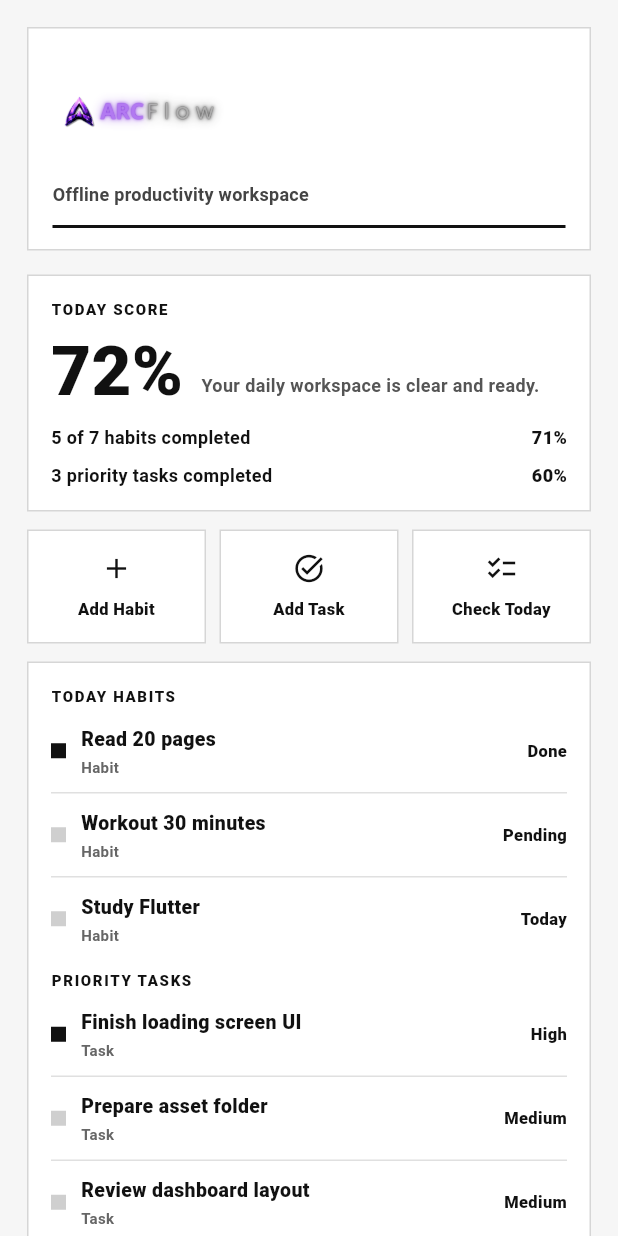
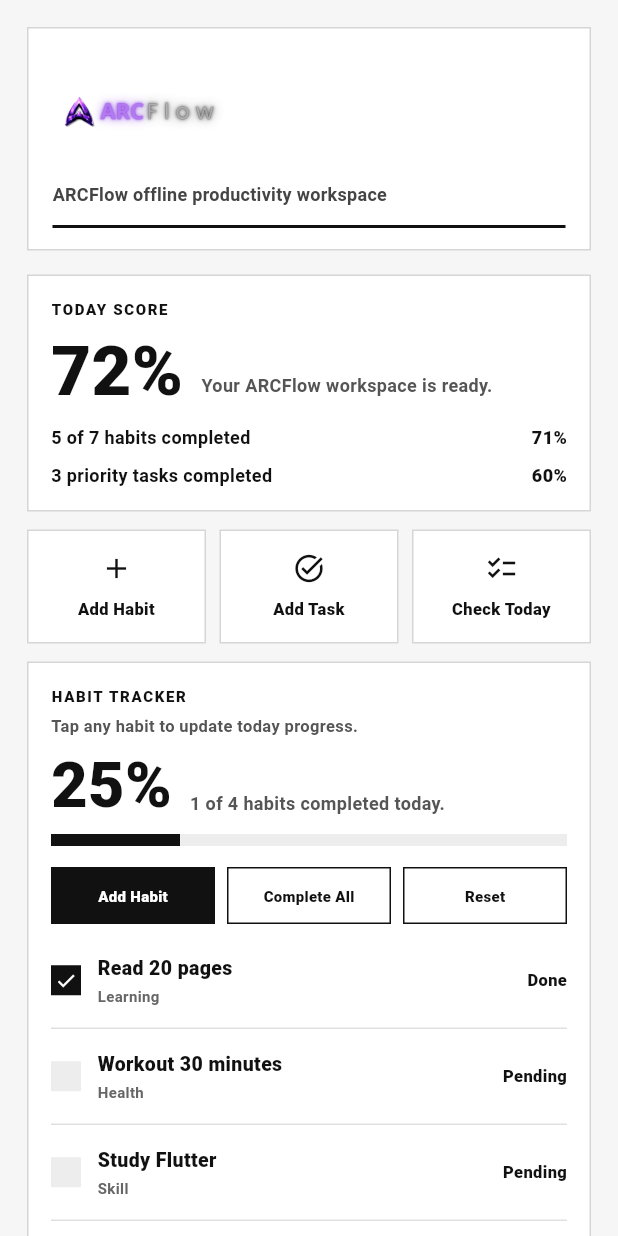
Before and after one commit to GblessSHN-boop/arcflow-mobile-app-vibe-coding-v1, a Flutter app: the HomeDashboardScreen screen opened directly, on a phone screen of 412 x 824 dp. Run offline on Flutter 3.47's test engine with Material 3 defaults, Android fonts, the phone set to English and light mode, and no system bars; our stand-ins replace video_player.

Commit message:
feat(habit-tracker): add ARCFlow habit tracker checkpoint version 1.2.0
Version: 1.2.0

EN: Add the first Habit Tracker checkpoint to ARCFlow. This update introduces the habit tracker panel, daily habit checklist, progress display, Add Habit control, Complete All control, Reset control, improved ARCFlow label, and cleaner dashboard structure.

ID: Menambahkan checkpoint pertama Habit Tracker ke ARCFlow. Pembaruan ini memperkenalkan panel habit tracker, checklist habit harian, tampilan progress, kontrol Add Habit, kontrol Complete All, kontrol Reset, label ARCFlow yang diperbaiki, dan struktur dashboard yang lebih bersih.

Known Issue EN: The Add Habit dialog still has a TextEditingController lifecycle issue that will be fixed in the next patch.

Known Issue ID: Dialog Add Habit masih memiliki masalah siklus hidup TextEditingController yang akan diperbaiki pada patch berikutnya.

Simple EN: This commit saves the current Habit Tracker progress before fixing the remaining dialog bug.

Simple ID: Commit ini menyimpan progres Habit Tracker saat ini sebelum memperbaiki bug dialog yang tersisa.

```diff
--- /dev/null
+++ b/lib/features/habit_tracker/domain/habit_item.dart
@@ -0,0 +1,21 @@
+class HabitItem {
+  const HabitItem({
+    required this.title,
+    required this.category,
+    required this.target,
+    required this.completed,
+  });
+
+  final String title;
+  final String category;
+  final int target;
+  final int completed;
+
+  bool get isDone => completed >= target;
+
+  int get percent {
+    if (target <= 0) return 0;
+    final value = ((completed / target) * 100).round();
+    return value.clamp(0, 100);
+  }
+}
--- /dev/null
+++ b/lib/features/habit_tracker/presentation/widgets/habit_tracker_panel.dart
@@ -0,0 +1,424 @@
+import 'package:flutter/material.dart';
+
+import '../../domain/habit_item.dart';
+
+class HabitTrackerPanel extends StatefulWidget {
+  const HabitTrackerPanel({super.key});
+
+  @override
+  State<HabitTrackerPanel> createState() => _HabitTrackerPanelState();
+}
+
+class _HabitTrackerPanelState extends State<HabitTrackerPanel> {
+  late List<HabitItem> habits;
+
+  @override
+  void initState() {
+    super.initState();
+    habits = [
+      const HabitItem(
+        title: 'Read 20 pages',
+        category: 'Learning',
+        target: 1,
+        completed: 1,
+      ),
+      const HabitItem(
+        title: 'Workout 30 minutes',
+        category: 'Health',
+        target: 1,
+        completed: 0,
+      ),
+      const HabitItem(
+        title: 'Study Flutter',
+        category: 'Skill',
+        target: 1,
+        completed: 0,
+      ),
+      const HabitItem(
+        title: 'Plan tomorrow',
+        category: 'Productivity',
+        target: 1,
+        completed: 0,
+      ),
+    ];
+  }
+
+  int get completedCount {
+    return habits.where((habit) => habit.isDone).length;
+  }
+
+  int get progress {
+    if (habits.isEmpty) return 0;
+    return ((completedCount / habits.length) * 100).round();
+  }
+
+  void toggleHabit(int index) {
+    final habit = habits[index];
+
+    setState(() {
+      habits[index] = HabitItem(
+        title: habit.title,
+        category: habit.category,
+        target: habit.target,
+        completed: habit.isDone ? 0 : habit.target,
+      );
+    });
+  }
+
+  void resetHabits() {
+    setState(() {
+      habits = habits.map((habit) {
+        return HabitItem(
+          title: habit.title,
+          category: habit.category,
+          target: habit.target,
+          completed: 0,
+        );
+      }).toList();
+    });
+  }
+
+  void completeAllHabits() {
+    setState(() {
+      habits = habits.map((habit) {
+        return HabitItem(
+          title: habit.title,
+          category: habit.category,
+          target: habit.target,
+          completed: habit.target,
+        );
+      }).toList();
+    });
+  }
+
+  Future<void> addHabit() async {
+    final controller = TextEditingController();
+
+    final value = await showDialog<String>(
+      context: context,
+      builder: (context) {
+        return Dialog(
+          backgroundColor: Colors.white,
+          insetPadding: const EdgeInsets.symmetric(horizontal: 22),
+          shape: const RoundedRectangleBorder(borderRadius: BorderRadius.zero),
+          child: Padding(
+            padding: const EdgeInsets.all(16),
+            child: Column(
+              mainAxisSize: MainAxisSize.min,
+              crossAxisAlignment: CrossAxisAlignment.stretch,
+              children: [
+                const Text(
+                  'ADD NEW HABIT',
+                  style: TextStyle(
+                    color: Color(0xFF111111),
+                    fontSize: 12,
+                    fontWeight: FontWeight.w900,
+                    letterSpacing: 1.1,
+                  ),
+                ),
+                const SizedBox(height: 12),
+                TextField(
+                  controller: controller,
+                  autofocus: true,
+                  decoration: const InputDecoration(
+                    hintText: 'Example: Drink water',
+                    border: OutlineInputBorder(borderRadius: BorderRadius.zero),
+                    enabledBorder: OutlineInputBorder(
+                      borderRadius: BorderRadius.zero,
+                      borderSide: BorderSide(color: Color(0xFFD6D6D6)),
+                    ),
+                    focusedBorder: OutlineInputBorder(
+                      borderRadius: BorderRadius.zero,
+                      borderSide: BorderSide(color: Color(0xFF111111)),
+                    ),
+                  ),
+                ),
+                const SizedBox(height: 12),
+                Row(
+                  children: [
+                    Expanded(
+                      child: _SmallButton(
+                        text: 'Cancel',
+                        filled: false,
+                        onTap: () => Navigator.pop(context),
+                      ),
+                    ),
+                    const SizedBox(width: 8),
+                    Expanded(
+                      child: _SmallButton(
+                        text: 'Add',
+                        filled: true,
+                        onTap: () {
+                          final text = controller.text.trim();
+                          if (text.isEmpty) return;
+                          Navigator.pop(context, text);
+                        },
+                      ),
+                    ),
+                  ],
+                ),
+              ],
+            ),
+          ),
+        );
+      },
+    );
+
+    controller.dispose();
+
+    if (value == null || value.trim().isEmpty) return;
+
+    setState(() {
+      habits.add(
+        HabitItem(
+          title: value.trim(),
+          category: 'Custom',
+          target: 1,
+          completed: 0,
+        ),
+      );
+    });
+  }
+
+  @override
+  Widget build(BuildContext context) {
+    return Container(
+      width: double.infinity,
+      padding: const EdgeInsets.all(15),
+      decoration: BoxDecoration(
+        color: Colors.white,
+        border: Border.all(color: const Color(0xFFD6D6D6), width: 1),
+      ),
+      child: Column(
+        crossAxisAlignment: CrossAxisAlignment.start,
+        children: [
+          const Text(
+            'HABIT TRACKER',
+            style: TextStyle(
+              color: Color(0xFF111111),
+              fontSize: 10,
+              fontWeight: FontWeight.w900,
+              letterSpacing: 1.1,
+            ),
+          ),
+          const SizedBox(height: 6),
+          const Text(
+            'Tap any habit to update today progress.',
+            style: TextStyle(
+              color: Color(0xFF555555),
+              fontSize: 11,
+              fontWeight: FontWeight.w600,
+              height: 1.3,
+            ),
+          ),
+          const SizedBox(height: 13),
+          Row(
+            crossAxisAlignment: CrossAxisAlignment.end,
+            children: [
+              Text(
+                '$progress%',
+                style: const TextStyle(
+                  color: Color(0xFF111111),
+                  fontSize: 42,
+                  fontWeight: FontWeight.w900,
+                  height: 0.95,
+                ),
+              ),
+              const SizedBox(width: 12),
+              Expanded(
+                child: Text(
+                  '$completedCount of ${habits.length} habits completed today.',
+                  style: const TextStyle(
+                    color: Color(0xFF555555),
+                    fontSize: 12,
+                    height: 1.35,
+                    fontWeight: FontWeight.w700,
+                  ),
+                ),
+              ),
+            ],
+          ),
+          const SizedBox(height: 12),
+          _ProgressBar(value: progress),
+          const SizedBox(height: 14),
+          Row(
+            children: [
+              Expanded(
+                child: _SmallButton(
+                  text: 'Add Habit',
+                  filled: true,
+                  onTap: addHabit,
+                ),
+              ),
+              const SizedBox(width: 8),
+              Expanded(
+                child: _SmallButton(
+                  text: 'Complete All',
+                  filled: false,
+                  onTap: completeAllHabits,
+                ),
+              ),
+              const SizedBox(width: 8),
+              Expanded(
+                child: _SmallButton(
+                  text: 'Reset',
+                  filled: false,
+                  onTap: resetHabits,
+                ),
+              ),
+            ],
+          ),
+          const SizedBox(height: 14),
+          ...List.generate(habits.length, (index) {
+            final habit = habits[index];
+
+            return Column(
+              children: [
+                _HabitRow(habit: habit, onTap: () => toggleHabit(index)),
+                if (index != habits.length - 1)
+                  Container(
+                    height: 1,
+                    margin: const EdgeInsets.symmetric(vertical: 8),
+                    color: const Color(0xFFE0E0E0),
+                  ),
+              ],
+            );
+          }),
+        ],
+      ),
+    );
+  }
+}
+
+class _HabitRow extends StatelessWidget {
+  const _HabitRow({required this.habit, required this.onTap});
+
+  final HabitItem habit;
+  final VoidCallback onTap;
+
+  @override
+  Widget build(BuildContext context) {
+    return Material(
+      color: Colors.transparent,
+      child: InkWell(
+        onTap: onTap,
+        splashColor: const Color(0xFFEDEDED),
+        highlightColor: const Color(0xFFEDEDED),
+        child: Padding(
+          padding: const EdgeInsets.symmetric(vertical: 6),
+          child: Row(
+            children: [
+              Container(
+                width: 20,
+                height: 20,
+                color: habit.isDone
+                    ? const Color(0xFF111111)
+                    : const Color(0xFFEDEDED),
+                child: habit.isDone
+                    ? const Icon(Icons.check, color: Colors.white, size: 15)
+                    : null,
+              ),
+              const SizedBox(width: 11),
+              Expanded(
+                child: Column(
+                  crossAxisAlignment: CrossAxisAlignment.start,
+                  children: [
+                    Text(
+                      habit.title,
+                      maxLines: 1,
+                      overflow: TextOverflow.ellipsis,
+                      style: const TextStyle(
+                        color: Color(0xFF111111),
+                        fontSize: 13,
+                        fontWeight: FontWeight.w900,
+                      ),
+                    ),
+                    const SizedBox(height: 2),
+                    Text(
+                      habit.category,
+                      style: const TextStyle(
+                        color: Color(0xFF666666),
+                        fontSize: 10,
+                        fontWeight: FontWeight.w700,
+                      ),
+                    ),
+                  ],
+                ),
+              ),
+              Text(
+                habit.isDone ? 'Done' : 'Pending',
+                style: const TextStyle(
+                  color: Color(0xFF111111),
+                  fontSize: 11,
+                  fontWeight: FontWeight.w900,
+                ),
+              ),
+            ],
+          ),
+        ),
+      ),
+    );
+  }
+}
+
+class _ProgressBar extends StatelessWidget {
+  const _ProgressBar({required this.value});
+
+  final int value;
+
+  @override
+  Widget build(BuildContext context) {
+    final factor = (value / 100).clamp(0.0, 1.0);
+
+    return Container(
+      height: 8,
+      width: double.infinity,
+      color: const Color(0xFFEDEDED),
+      alignment: Alignment.centerLeft,
+      child: FractionallySizedBox(
+        widthFactor: factor,
+        child: Container(height: 8, color: const Color(0xFF111111)),
+      ),
+    );
+  }
+}
+
+class _SmallButton extends StatelessWidget {
+  const _SmallButton({
+    required this.text,
+    required this.filled,
+    required this.onTap,
+  });
+
+  final String text;
+  final bool filled;
+  final VoidCallback onTap;
+
+  @override
+  Widget build(BuildContext context) {
+    return Material(
+      color: filled ? const Color(0xFF111111) : Colors.white,
+      child: InkWell(
+        onTap: onTap,
+        child: Container(
+          height: 38,
+          alignment: Alignment.center,
+          decoration: BoxDecoration(
+            border: Border.all(color: const Color(0xFF111111), width: 1),
+          ),
+          child: Text(
+            text,
+            maxLines: 1,
+            overflow: TextOverflow.ellipsis,
+            style: TextStyle(
+              color: filled ? Colors.white : const Color(0xFF111111),
+              fontSize: 10,
+              fontWeight: FontWeight.w900,
+              letterSpacing: 0.2,
+            ),
+          ),
+        ),
+      ),
+    );
+  }
+}
--- a/lib/main.dart
+++ b/lib/main.dart
@@ -2,6 +2,7 @@ import 'dart:async';
 
 import 'package:flutter/material.dart';
 import 'package:video_player/video_player.dart';
+import 'features/habit_tracker/presentation/widgets/habit_tracker_panel.dart';
 
 void main() {
   WidgetsFlutterBinding.ensureInitialized();
@@ -447,7 +448,7 @@ class HomeDashboardScreen extends StatelessWidget {
               const SizedBox(height: 12),
               const _QuickActions(),
               const SizedBox(height: 12),
-              const _TodaySection(),
+              const HabitTrackerPanel(),
               const SizedBox(height: 12),
               const _ContributionCard(),
               const SizedBox(height: 12),
@@ -479,7 +480,7 @@ class _HomeHeader extends StatelessWidget {
           ),
           const SizedBox(height: 8),
           const Text(
-            'Offline productivity workspace',
+            'ARCFlow offline productivity workspace',
             style: TextStyle(
               color: Color(0xFF444444),
               fontSize: 12,
@@ -527,7 +528,7 @@ class _TodayScoreCard extends StatelessWidget {
                 child: Padding(
                   padding: EdgeInsets.only(bottom: 4),
                   child: Text(
-                    'Your daily workspace is clear and ready.',
+                    'Your ARCFlow workspace is ready.',
                     style: TextStyle(
                       color: Color(0xFF555555),
                       fontSize: 12,
```
Also changed, not shown: 4 other files.
